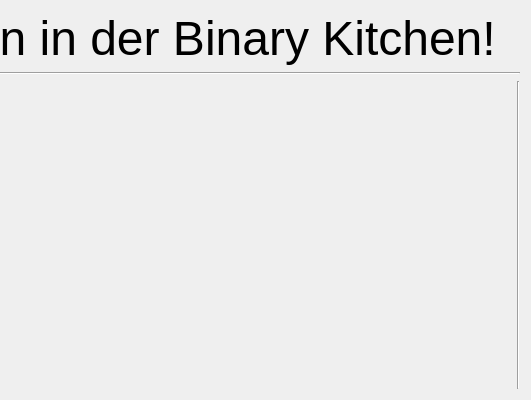
Binary-Kitchen/doorlockd, file doorlockd/client/mainwindow.ui: the form before one commit; both pictures show x 269 to 800 and y 0 to 400 of the 800 by 400 pixel window.
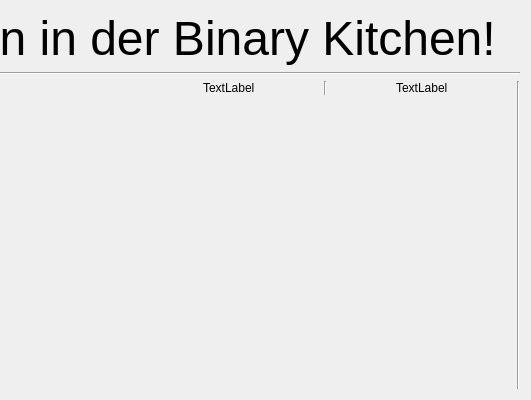
The form after the commit. Custom widgets are drawn as their Qt base class.

```diff
--- a/doorlockd/client/mainwindow.ui
+++ b/doorlockd/client/mainwindow.ui
@@ -49,6 +49,31 @@
      </item>
      <item>
       <layout class="QVBoxLayout" name="verticalLayout">
+       <item>
+        <layout class="QHBoxLayout" name="horizontalLayout_2">
+         <item alignment="Qt::AlignHCenter">
+          <widget class="QLabel" name="greenLED">
+           <property name="text">
+            <string>TextLabel</string>
+           </property>
+          </widget>
+         </item>
+         <item>
+          <widget class="Line" name="line_3">
+           <property name="orientation">
+            <enum>Qt::Vertical</enum>
+           </property>
+          </widget>
+         </item>
+         <item alignment="Qt::AlignHCenter">
+          <widget class="QLabel" name="redLED">
+           <property name="text">
+            <string>TextLabel</string>
+           </property>
+          </widget>
+         </item>
+        </layout>
+       </item>
        <item>
         <spacer name="verticalSpacer_2">
          <property name="orientation">
```
